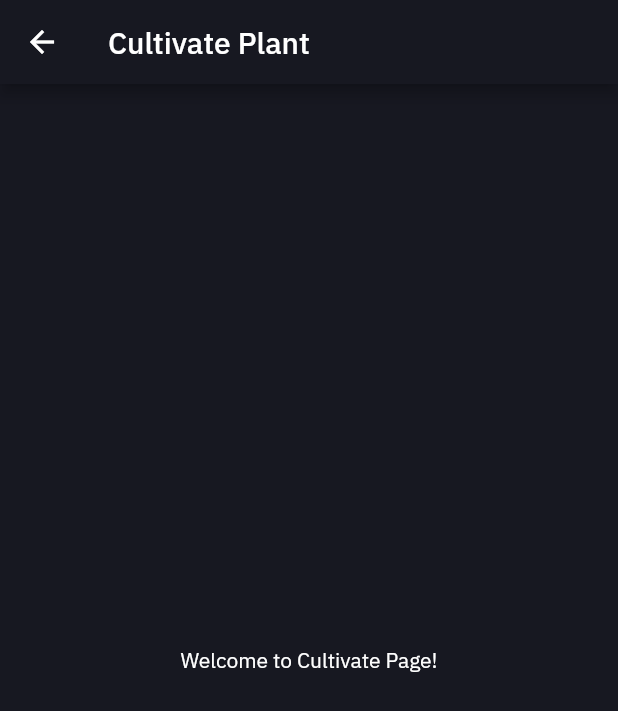
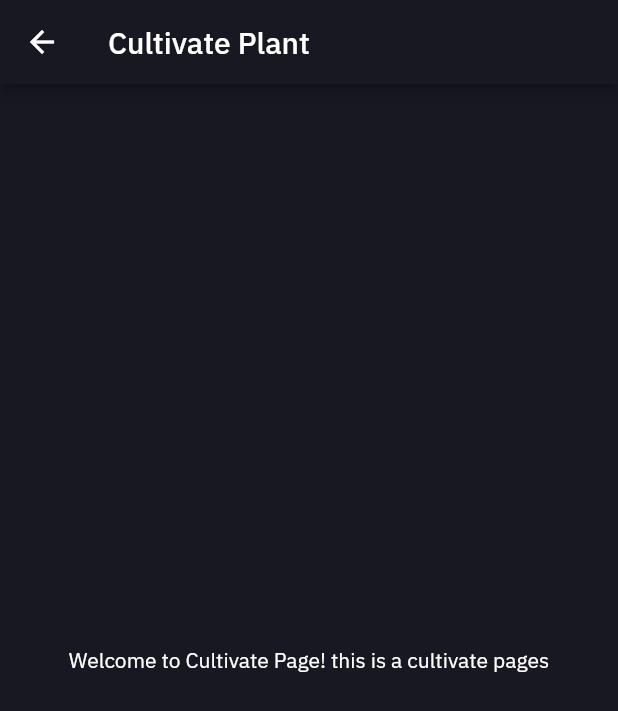
Before and after one commit to lightdarkmaster/Garduino_Version2, a Flutter app: the CultivatePage screen opened directly, on a phone screen of 412 x 824 dp. Shown: the top 711 px of the screen. Run offline on Flutter 3.47's test engine with Material 2 defaults, Android fonts, the phone set to English and light mode, and no system bars; our stand-ins replace fl_chart, flutter_svg.

Commit message:
Add some description

```diff
--- a/lib/widgets/cultivatePage.dart
+++ b/lib/widgets/cultivate_page.dart
@@ -19,7 +19,7 @@ class _CultivatePageState extends State<CultivatePage> {
         backgroundColor: const Color(0xFF171821),
       ),
       body: const Center(
-        child: Text('Welcome to Cultivate Page!'),
+        child: Text('Welcome to Cultivate Page! this is a cultivate pages'),
       ),
       // Add more widgets or customize as needed
     );
```
